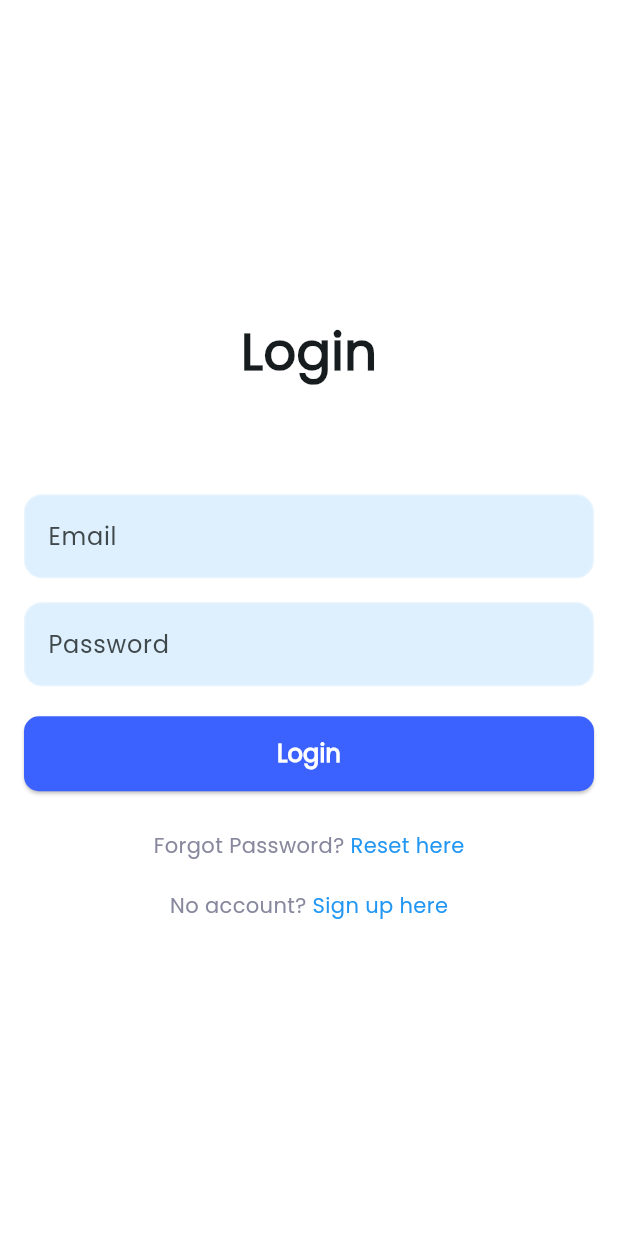
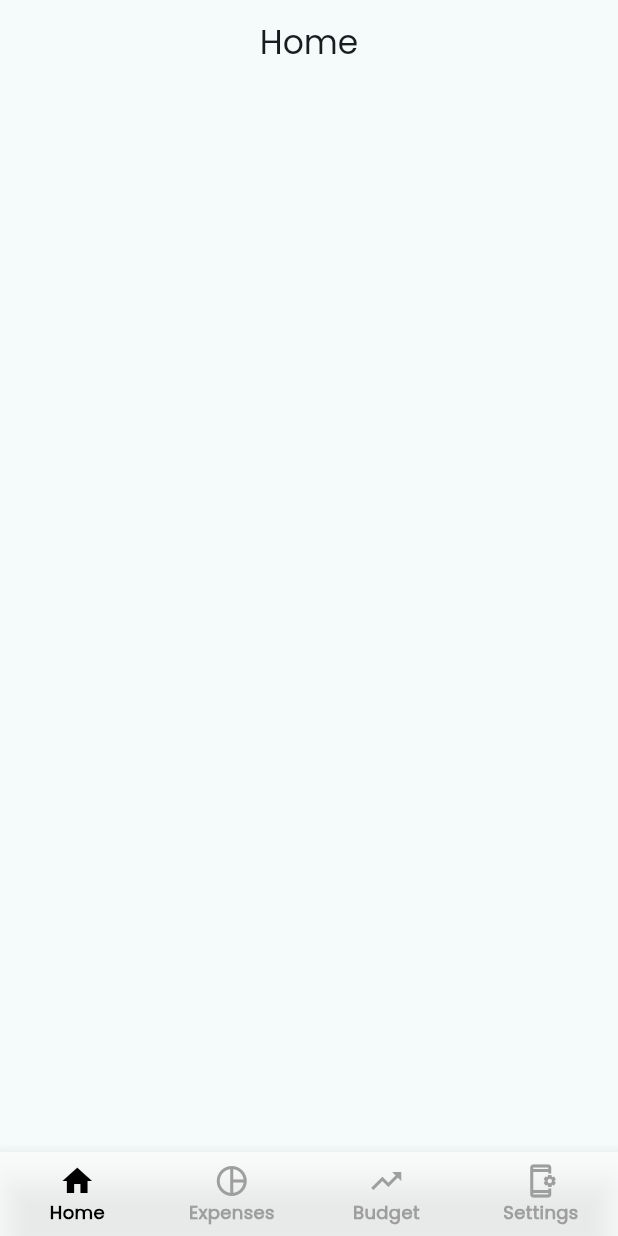
Before and after one commit to AshfaqMahmud/expense_tracker, a Flutter app: the screen it shows after launch, on a phone screen of 412 x 824 dp. Run offline on Flutter 3.47's test engine with Material 3 defaults, Android fonts, the phone set to English and light mode, and no system bars.

Commit message:
bottom-nav working

```diff
--- a/lib/core/widgets/bottom_nav_bar.dart
+++ b/lib/core/widgets/bottom_nav_bar.dart
@@ -0,0 +1,51 @@
+import 'package:flutter/material.dart';
+
+class BottomNavBar extends StatelessWidget {
+  final int currentIndex;
+  final Function(int) onTap;
+
+  const BottomNavBar({
+    super.key,
+    required this.currentIndex,
+    required this.onTap,
+  });
+
+  @override
+  Widget build(BuildContext context) {
+    return BottomNavigationBar(
+      currentIndex: currentIndex,
+      onTap: onTap,
+      type: BottomNavigationBarType.fixed,
+      backgroundColor: Colors.white70,
+      selectedItemColor: Colors.black,
+      unselectedItemColor: Colors.grey,
+      selectedLabelStyle: TextStyle(fontSize: 12, fontWeight: FontWeight.bold),
+      unselectedLabelStyle: TextStyle(
+        fontSize: 12,
+        fontWeight: FontWeight.bold,
+      ),
+      items: [
+        BottomNavigationBarItem(
+          icon: Icon(Icons.home_outlined),
+          activeIcon: Icon(Icons.home),
+          label: 'Home',
+        ),
+        BottomNavigationBarItem(
+          icon: Icon(Icons.pie_chart_outline),
+          activeIcon: Icon(Icons.pie_chart),
+          label: 'Expenses',
+        ),
+        BottomNavigationBarItem(
+          icon: Icon(Icons.trending_up),
+          activeIcon: Icon(Icons.trending_up_outlined),
+          label: 'Budget',
+        ),
+        BottomNavigationBarItem(
+          icon: Icon(Icons.app_settings_alt_outlined),
+          activeIcon: Icon(Icons.app_settings_alt),
+          label: 'Settings',
+        ),
+      ],
+    );
+  }
+}
--- /dev/null
+++ b/lib/features/home/presentation/home_page.dart
@@ -0,0 +1,26 @@
+import 'package:flutter/material.dart';
+
+class HomePage extends StatelessWidget {
+  const HomePage({super.key});
+
+  @override
+  Widget build(BuildContext context) {
+    return Scaffold(
+      appBar: AppBar(
+        automaticallyImplyLeading: false,
+        title: Text('Home'),
+        centerTitle: true,
+        elevation: 0,
+      ),
+      body: SingleChildScrollView(
+        child: Column(
+          children: [
+            // Your balance card content here
+            // Your expenses summary
+            // Recent transactions list
+          ],
+        ),
+      ),
+    );
+  }
+}
--- /dev/null
+++ b/lib/features/navigation/main_scaffold.dart
@@ -0,0 +1,40 @@
+// lib/features/navigation/main_scaffold.dart
+import 'package:expense_tracker/core/widgets/bottom_nav_bar.dart';
+import 'package:expense_tracker/features/budget/presentation/budget_page.dart';
+import 'package:expense_tracker/features/expenses/presentation/pages/exp_page.dart';
+import 'package:expense_tracker/features/home/presentation/home_page.dart';
+import 'package:expense_tracker/features/settings/presentation/pages/settings_page.dart';
+import 'package:flutter/material.dart';
+
+class MainScaffold extends StatefulWidget {
+  const MainScaffold({super.key});
+
+  @override
+  State<MainScaffold> createState() => _MainScaffoldState();
+}
+
+class _MainScaffoldState extends State<MainScaffold> {
+  int _currentIndex = 0;
+
+  final List<Widget> _pages = [
+    HomePage(),
+    ExpensesPage(),
+    BudgetPage(),
+    SettingsPage(),
+  ];
+
+  @override
+  Widget build(BuildContext context) {
+    return Scaffold(
+      body: _pages[_currentIndex],
+      bottomNavigationBar: BottomNavBar(
+        currentIndex: _currentIndex,
+        onTap: (index) {
+          setState(() {
+            _currentIndex = index;
+          });
+        },
+      ),
+    );
+  }
+}
--- a/lib/main.dart
+++ b/lib/main.dart
@@ -1,4 +1,5 @@
 import 'package:expense_tracker/features/auth/presentation/pages/login_page.dart';
+import 'package:expense_tracker/features/navigation/main_scaffold.dart';
 import 'package:flutter/material.dart';
 
 void main() {
@@ -18,7 +19,7 @@ class MyApp extends StatelessWidget {
 
         colorScheme: ColorScheme.fromSeed(seedColor: Colors.white),
       ),
-      home: LoginPage(),
+      home: MainScaffold(),
     );
   }
 }
```
Also changed, not shown: lib/features/budget/presentation/budget_page.dart (added, +26 -0 lines), lib/features/expenses/presentation/pages/exp_page.dart (added, +26 -0 lines), lib/features/profile/presentation/profile_page.dart (added, +26 -0 lines), lib/features/settings/presentation/pages/settings_page.dart (+120 -0 lines).
